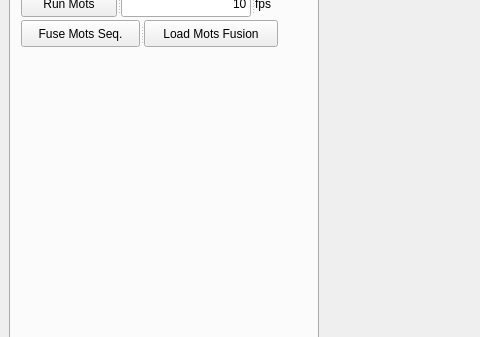
First picture: the form in kittiQviewer.ui, repository CansenJIANG/kittiQviewer, before the edit; both pictures show x 0 to 480 and y 114 to 451 of the 989 by 859 pixel window.
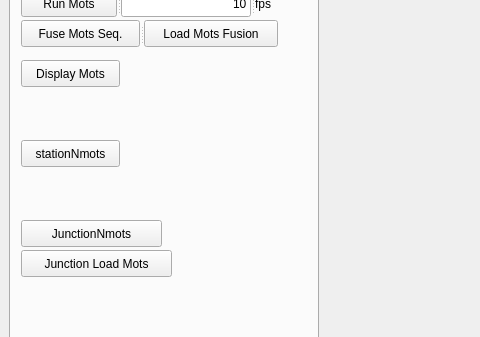
Second picture: the form after the edit. Custom widgets are drawn as their Qt base class.

```diff
--- a/kittiQviewer.ui
+++ b/kittiQviewer.ui
@@ -1483,6 +1483,58 @@
           </property>
          </widget>
         </widget>
+        <widget class="QPushButton" name="stationNmots">
+         <property name="geometry">
+          <rect>
+           <x>10</x>
+           <y>200</y>
+           <width>99</width>
+           <height>27</height>
+          </rect>
+         </property>
+         <property name="text">
+          <string>stationNmots</string>
+         </property>
+        </widget>
+        <widget class="QPushButton" name="junctionNmots">
+         <property name="geometry">
+          <rect>
+           <x>10</x>
+           <y>280</y>
+           <width>141</width>
+           <height>27</height>
+          </rect>
+         </property>
+         <property name="text">
+          <string>JunctionNmots</string>
+         </property>
+        </widget>
+        <widget class="QPushButton" name="junctionLoadMots">
+         <property name="geometry">
+          <rect>
+           <x>10</x>
+           <y>310</y>
+           <width>151</width>
+           <height>27</height>
+          </rect>
+         </property>
+         <property name="text">
+          <string>Junction Load Mots</string>
+         </property>
+        </widget>
+        <widget class="QPushButton" name="displayMots">
+         <property name="geometry">
+          <rect>
+           <x>10</x>
+           <y>120</y>
+           <width>99</width>
+           <height>27</height>
+          </rect>
+         </property>
+         <property name="text">
+          <string>Display Mots</string>
+         </property>
+        </widget>
        </widget>
       </widget>
       <widget class="QSplitter" name="splitter_24">
```
